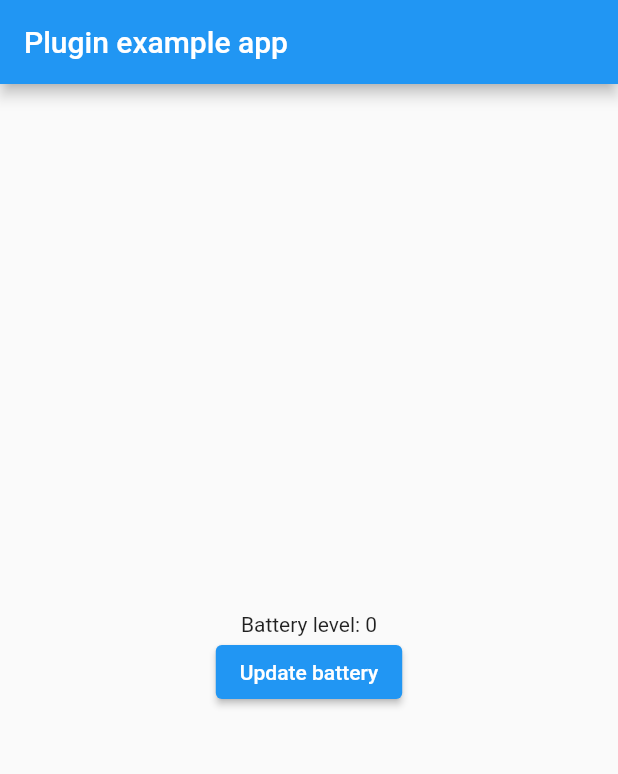
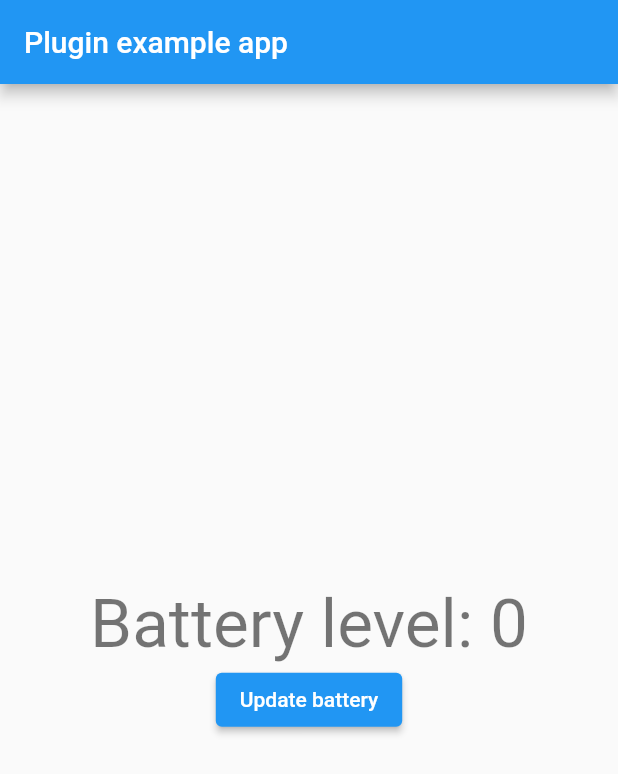
Before and after one commit to kirimi/surf-battery-plugin, a Flutter app: the screen it shows after launch, on a phone screen of 412 x 824 dp. Shown: the top 774 px of the screen. Run offline on Flutter 3.47's test engine with Material 2 defaults, Android fonts, the phone set to English and light mode, and no system bars.

Commit message:
update font

```diff
--- a/example/lib/main.dart
+++ b/example/lib/main.dart
@@ -39,7 +39,10 @@ class _MyAppState extends State<MyApp> {
           child: Column(
             mainAxisSize: MainAxisSize.min,
             children: [
-              Text('Battery level: $_batteryLevel'),
+              Text(
+                'Battery level: $_batteryLevel',
+                style: Theme.of(context).textTheme.headline3,
+              ),
               ElevatedButton(
                 onPressed: () => batteryManager.getBatteryLevel(),
                 child: Text('Update battery'),
```
